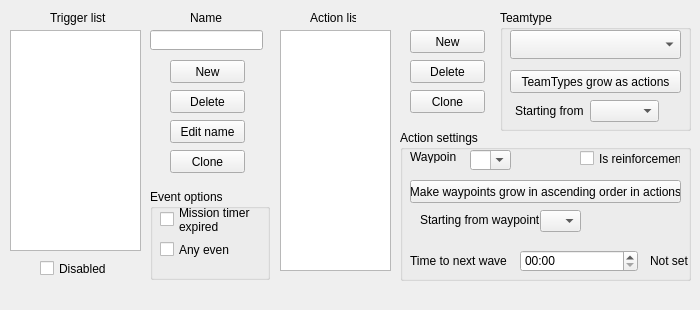
PTapioK/TSWaveMaker, file src/triggersection.ui: the form before one commit.
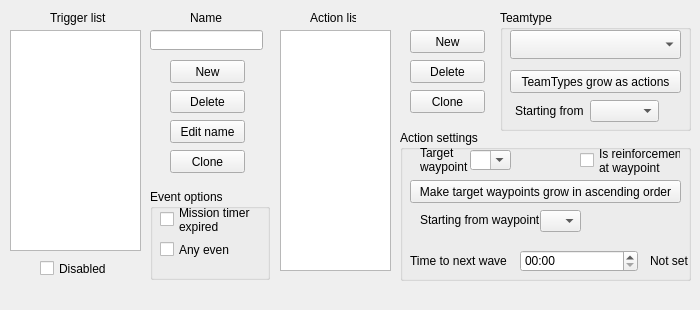
The form after the commit.

```diff
--- a/src/triggersection.ui
+++ b/src/triggersection.ui
@@ -261,14 +261,14 @@
    <widget class="QLabel" name="WPointLabel">
     <property name="geometry">
      <rect>
-      <x>410</x>
-      <y>150</y>
-      <width>46</width>
-      <height>13</height>
+      <x>420</x>
+      <y>140</y>
+      <width>51</width>
+      <height>41</height>
      </rect>
     </property>
     <property name="text">
-     <string>Waypoint</string>
+     <string>&lt;html&gt;&lt;head/&gt;&lt;body&gt;&lt;p&gt;Target&lt;br&gt;waypoint&lt;/body&gt;&lt;/html&gt;</string>
     </property>
    </widget>
    <widget class="QPushButton" name="NewAction">
@@ -314,13 +314,14 @@
     <property name="geometry">
      <rect>
       <x>580</x>
-      <y>150</y>
+      <y>140</y>
       <width>101</width>
-      <height>17</height>
+      <height>41</height>
      </rect>
     </property>
     <property name="text">
-     <string>Is reinforcement</string>
+     <string>Is reinforcement 
+at waypoint</string>
     </property>
    </widget>
    <widget class="QLabel" name="ActionLabel">
@@ -473,7 +474,7 @@
       </rect>
      </property>
      <property name="text">
-      <string>Make waypoints grow in ascending order in actions</string>
+      <string>Make target waypoints grow in ascending order</string>
      </property>
     </widget>
     <widget class="QLabel" name="SWPointLabel">
```
